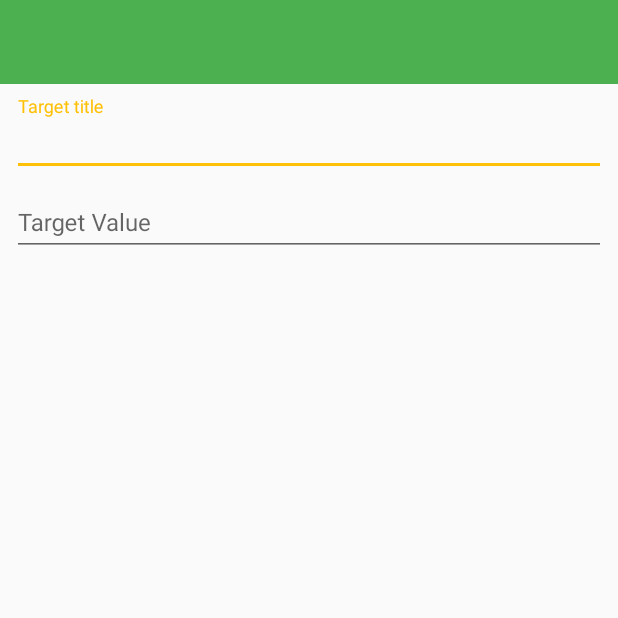
After one commit to geronald10/Asumu, an Android app: the AddNewTargetActivity screen opened directly, with no data from a screen before it, on a phone screen of 412 x 824 dp, the top half of it. The commit adds this screen. Run offline under Robolectric (Android 15) with nearby library versions, the phone set to English and light mode, and no system bars.

Commit message:
Add new target ui

```diff
--- /dev/null
+++ b/app/src/main/java/net/ridhoperdana/asumu/AddNewTargetActivity.java
@@ -0,0 +1,13 @@
+package net.ridhoperdana.asumu;
+
+import android.support.v7.app.AppCompatActivity;
+import android.os.Bundle;
+
+public class AddNewTargetActivity extends AppCompatActivity {
+
+    @Override
+    protected void onCreate(Bundle savedInstanceState) {
+        super.onCreate(savedInstanceState);
+        setContentView(R.layout.activity_add_new_target);
+    }
+}
--- a/app/src/main/res/drawable/add.xml
+++ b/app/src/main/res/drawable/add.xml
@@ -1,9 +1,9 @@
 <vector xmlns:android="http://schemas.android.com/apk/res/android"
-        android:width="24dp"
-        android:height="24dp"
+        android:width="8dp"
+        android:height="8dp"
         android:viewportWidth="24.0"
         android:viewportHeight="24.0">
     <path
-        android:fillColor="#FF000000"
+        android:fillColor="#FFFFFF"
         android:pathData="M19,13h-6v6h-2v-6H5v-2h6V5h2v6h6v2z"/>
 </vector>
--- /dev/null
+++ b/app/src/main/res/layout/activity_add_new_target.xml
@@ -0,0 +1,54 @@
+<?xml version="1.0" encoding="utf-8"?>
+<android.support.constraint.ConstraintLayout xmlns:android="http://schemas.android.com/apk/res/android"
+    xmlns:app="http://schemas.android.com/apk/res-auto"
+    xmlns:tools="http://schemas.android.com/tools"
+    android:layout_width="match_parent"
+    android:layout_height="match_parent"
+    tools:context="net.ridhoperdana.asumu.AddNewTargetActivity">
+
+    <include
+        android:id="@+id/toolbar"
+        layout="@layout/app_bar" />
+
+    <android.support.design.widget.TextInputLayout
+        android:id="@+id/input_layout_target_title"
+        android:layout_width="0dp"
+        android:layout_height="wrap_content"
+        android:layout_marginTop="8dp"
+        app:layout_constraintTop_toBottomOf="@+id/toolbar"
+        android:layout_marginRight="8dp"
+        app:layout_constraintRight_toRightOf="parent"
+        android:layout_marginLeft="8dp"
+        app:layout_constraintLeft_toLeftOf="parent">
+
+        <EditText
+            android:id="@+id/input_target_title"
+            android:layout_width="match_parent"
+            android:layout_height="wrap_content"
+            android:hint="Target title"
+            android:inputType="textCapWords"
+            android:textSize="16sp"/>
+
+    </android.support.design.widget.TextInputLayout>
+
+    <android.support.design.widget.TextInputLayout
+        android:id="@+id/input_layout_target_value"
+        android:layout_width="0dp"
+        android:layout_height="wrap_content"
+        android:layout_marginLeft="8dp"
+        android:layout_marginRight="8dp"
+        app:layout_constraintTop_toBottomOf="@+id/input_layout_target_title"
+        app:layout_constraintRight_toRightOf="parent"
+        app:layout_constraintLeft_toLeftOf="parent">
+
+        <EditText
+            android:id="@+id/input_target_value"
+            android:layout_width="match_parent"
+            android:layout_height="wrap_content"
+            android:hint="Target Value"
+            android:inputType="number"
+            android:textSize="16sp"/>
+
+    </android.support.design.widget.TextInputLayout>
+
+</android.support.constraint.ConstraintLayout>
--- a/app/src/main/res/layout/activity_main.xml
+++ b/app/src/main/res/layout/activity_main.xml
@@ -16,6 +16,7 @@
         android:layout_width="match_parent"
         android:layout_height="match_parent"
         android:layout_above="@+id/navigation"
+        android:layout_below="@id/toolbar"
         android:animateLayoutChanges="true">
 
     </FrameLayout>
```
Also changed, not shown: app/src/main/AndroidManifest.xml (+9 -12 lines), app/src/main/java/net/ridhoperdana/asumu/fragment/ItemHomeFragment.java (+20 -2 lines), app/src/main/res/layout/fragment_item_home.xml (+12 -16 lines).
